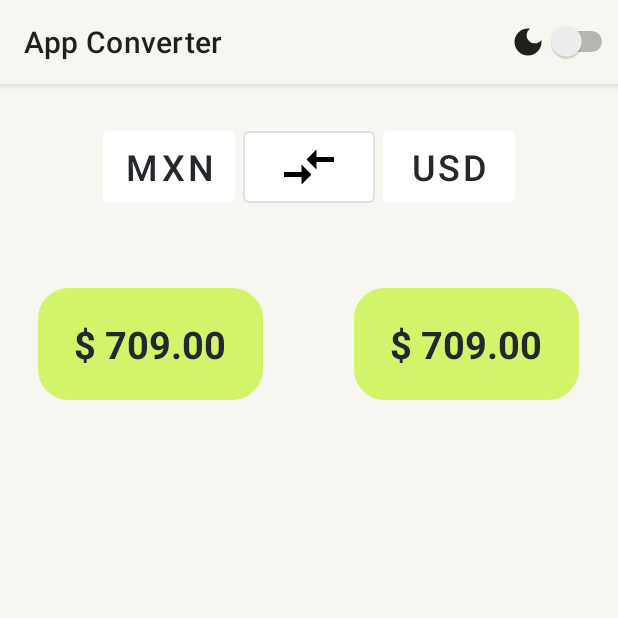
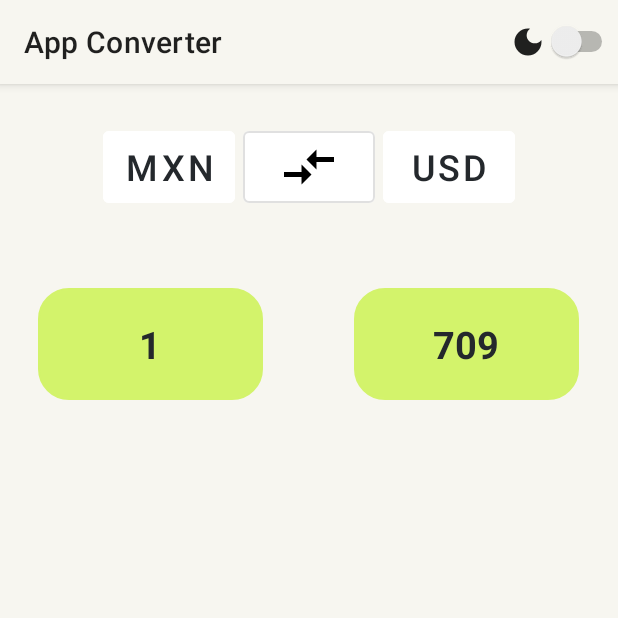
Before and after one commit to misael-reyes/currency-exchange, an Android app: the screen it shows after launch (HomeActivity), on a phone screen of 412 x 824 dp, the top half of it. Run offline under Robolectric (Android 15) with nearby library versions, the phone set to English and light mode, and no system bars; libraries missing offline, so code that uses them is left out: com.mynameismidori.currencypicker; 5 statements that could not run were skipped.

```diff
--- a/app/build.gradle
+++ b/app/build.gradle
@@ -53,4 +53,8 @@ dependencies {
 
     // Currency picker
     implementation 'com.github.midorikocak:currency-picker-android:1.2.1'
+
+    // Retrofit
+    implementation 'com.squareup.retrofit2:retrofit:2.9.0'
+    implementation 'com.squareup.retrofit2:converter-gson:2.9.0'
 }
--- a/app/src/main/java/com/example/currencyexchangeapp/ui/home/HomeActivity.java
+++ b/app/src/main/java/com/example/currencyexchangeapp/ui/home/HomeActivity.java
@@ -164,13 +164,8 @@ public class HomeActivity extends AppCompatActivity {
             currencyPais2 = ExtendedCurrency.getCurrencyByName("United States Dollar");
         }
 
-//        currencyPais1 = viewModel.getFlag1().getValue();
-//        currencyPais2 = viewModel.getFlag2().getValue();
-
         configurationBtnPais1(currencyPais2.getCode(), currencyPais2.getFlag());
         configurationBtnPais2(currencyPais1.getCode(), currencyPais1.getFlag());
-//        viewModel.setFlag1(currencyPais2);
-//        viewModel.setFlag2(currencyPais1);
 
         ExtendedCurrency aux = currencyPais2;
         currencyPais2 = currencyPais1;
--- a/app/src/main/java/com/example/currencyexchangeapp/ui/home/HomeViewModel.java
+++ b/app/src/main/java/com/example/currencyexchangeapp/ui/home/HomeViewModel.java
@@ -32,8 +32,4 @@ public class HomeViewModel extends ViewModel {
         this.flag2.setValue(flag2);
     }
 
-    public void revertCountry(ExtendedCurrency flag1, ExtendedCurrency flag2) {
-        this.flag1.setValue(flag1);
-        this.flag2.setValue(flag2);
-    }
 }
--- a/app/src/main/res/layout/activity_home.xml
+++ b/app/src/main/res/layout/activity_home.xml
@@ -88,12 +88,12 @@
             android:paddingVertical="25dp"
             android:gravity="center">
 
-            <TextView
-                android:id="@+id/tv_valor1"
+            <EditText
+                android:id="@+id/et_valor1"
                 android:layout_width="150dp"
                 android:layout_height="wrap_content"
                 android:background="@drawable/background_textview"
-                android:text="$ 709.00"
+                android:text="1"
                 android:textAlignment="center"
                 android:layout_marginEnd="25dp"
                 android:textColor="?attr/colorPrimaryVariant"
@@ -101,14 +101,17 @@
                 android:textSize="25sp"
                 android:textStyle="bold"
                 app:layout_constraintStart_toStartOf="parent"
-                app:layout_constraintTop_toBottomOf="@+id/btn_pais1" />
+                app:layout_constraintTop_toBottomOf="@+id/btn_pais1"
+                android:autofillHints=""
+                android:inputType="numberDecimal"
+                tools:ignore="LabelFor" />
 
-            <TextView
-                android:id="@+id/tv_valor2"
+            <EditText
+                android:id="@+id/et_valor2"
                 android:layout_width="150dp"
                 android:layout_height="wrap_content"
                 android:background="@drawable/background_textview"
-                android:text="$ 709.00"
+                android:text="709"
                 android:layout_marginStart="35dp"
                 android:textAlignment="center"
                 android:textColor="?attr/colorPrimaryVariant"
@@ -116,7 +119,10 @@
                 android:textSize="25sp"
                 android:textStyle="bold"
                 app:layout_constraintEnd_toEndOf="parent"
-                app:layout_constraintTop_toBottomOf="@+id/btn_pais2" />
+                app:layout_constraintTop_toBottomOf="@+id/btn_pais2"
+                android:autofillHints=""
+                android:inputType="numberDecimal"
+                tools:ignore="LabelFor"/>
 
         </LinearLayout>
 
```
Also changed, not shown: app/src/main/java/com/example/currencyexchangeapp/data/model/CurrencyConversion.java (added, +66 -0 lines), app/src/main/java/com/example/currencyexchangeapp/data/model/Rate.java (added, +35 -0 lines), app/src/main/java/com/example/currencyexchangeapp/data/network/ApiClient.java (added, +22 -0 lines), app/src/main/java/com/example/currencyexchangeapp/data/network/RetrofitHelper.java (added, +21 -0 lines), app/src/main/java/com/example/currencyexchangeapp/utils/Constants.java (added, +10 -0 lines).
